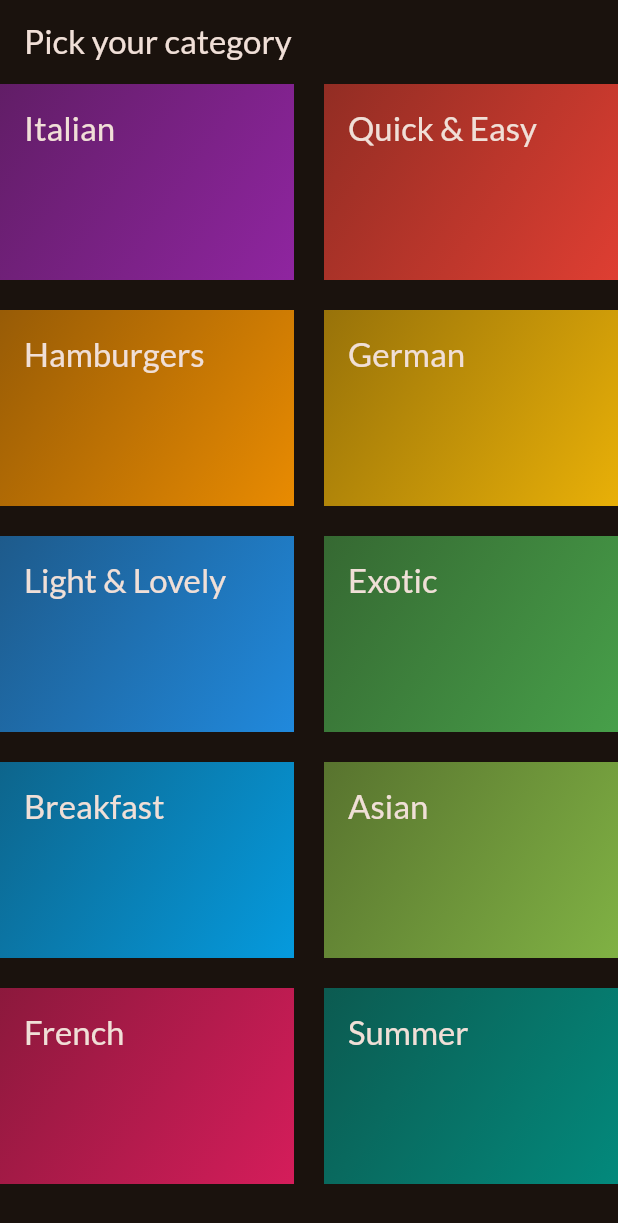
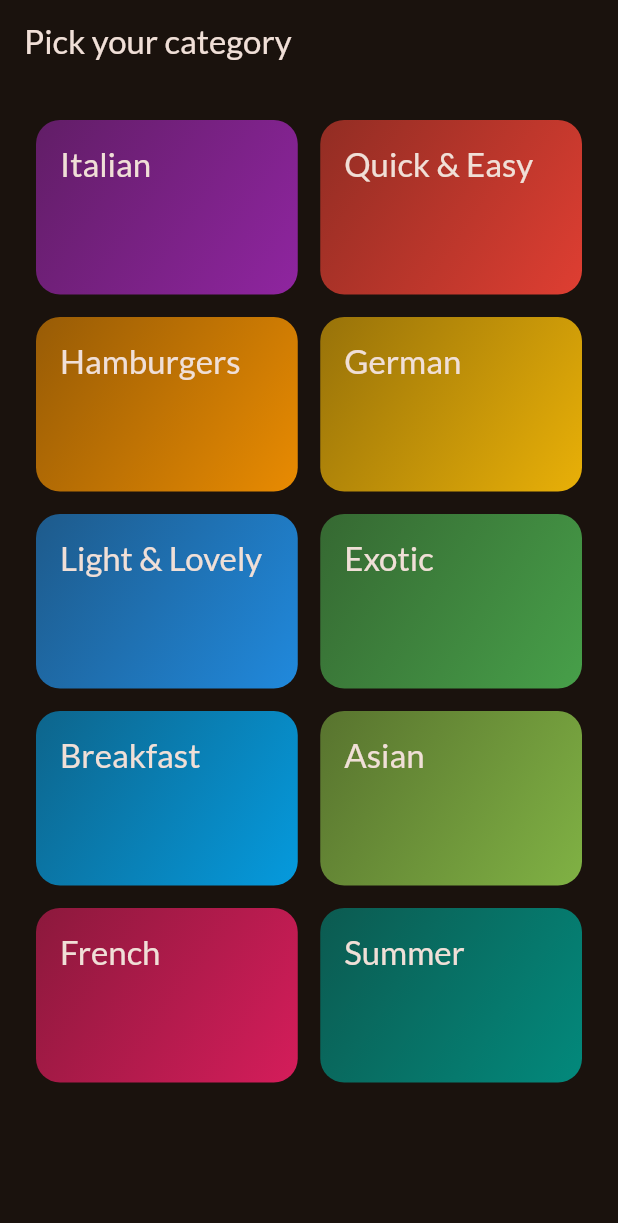
Before and after one commit to kraevskiy/flutter_meals, a Flutter app: the screen it shows after launch, on a phone screen of 412 x 824 dp. Shown: the top 1223 px of the screen. Run offline on Flutter 3.47's test engine with Material 3 defaults, Android fonts, the phone set to English and light mode, and no system bars; our stand-ins replace google_fonts.

Commit message:
add tap InkWell category_grid_item

```diff
--- a/lib/screens/categories.dart
+++ b/lib/screens/categories.dart
@@ -13,11 +13,12 @@ class CategoriesScreen extends StatelessWidget {
         title: const Text('Pick your category'),
       ),
       body: GridView(
+        padding: const EdgeInsets.all(24),
         gridDelegate: const SliverGridDelegateWithFixedCrossAxisCount(
           crossAxisCount: 2,
           childAspectRatio: 3 / 2,
-          crossAxisSpacing: 20,
-          mainAxisSpacing: 20,
+          crossAxisSpacing: 15,
+          mainAxisSpacing: 15,
         ),
         children: [
           for (final category in availableCategories)
--- a/lib/widgets/category_grid_item.dart
+++ b/lib/widgets/category_grid_item.dart
@@ -12,9 +12,14 @@ class CategoryGridItem extends StatelessWidget {
 
   @override
   Widget build(BuildContext context) {
-    return Container(
+    return InkWell(
+      onTap: () {},
+      splashColor: Theme.of(context).primaryColor,
+      borderRadius: BorderRadius.circular(16),
+      child: Container(
         padding: const EdgeInsets.all(16),
         decoration: BoxDecoration(
+          borderRadius: BorderRadius.circular(16),
           gradient: LinearGradient(
             colors: [
               category.color.withOpacity(0.55),
@@ -31,6 +36,7 @@ class CategoryGridItem extends StatelessWidget {
               .titleLarge!
               .copyWith(color: Theme.of(context).colorScheme.onSurface),
         ),
+      ),
     );
   }
 }
```
Lines whose indentation alone changed are shown as unchanged.
